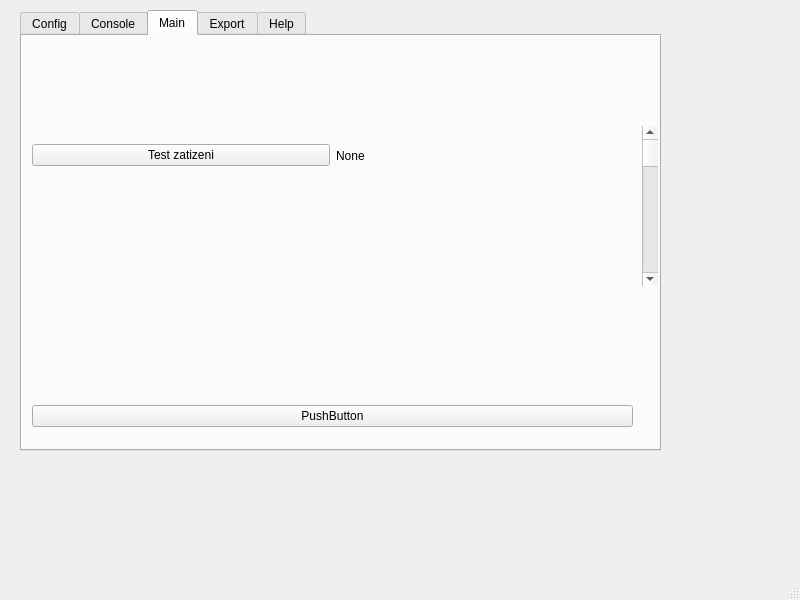
Above: tester_adapteru/mainwindow.ui from lamasek/customer_fast before the change. Below: the same form after it.
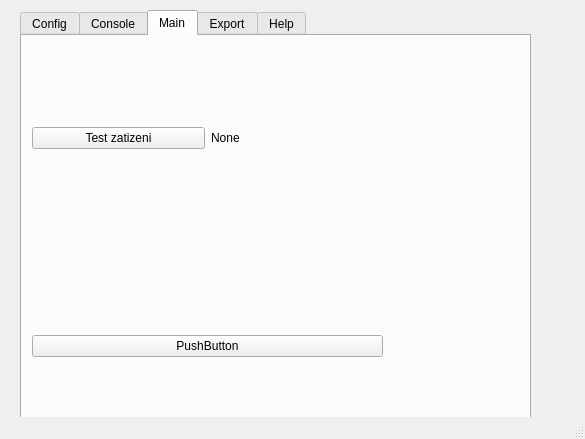
That is the form after the change. Custom widgets are drawn as their Qt base class.

Patch:
```diff
--- a/tester_adapteru/mainwindow.ui
+++ b/tester_adapteru/mainwindow.ui
@@ -6,21 +6,27 @@
    <rect>
     <x>0</x>
     <y>0</y>
-    <width>800</width>
-    <height>600</height>
+    <width>585</width>
+    <height>439</height>
    </rect>
   </property>
   <property name="windowTitle">
    <string>MainWindow</string>
   </property>
   <widget class="QWidget" name="centralwidget">
+   <property name="sizePolicy">
+    <sizepolicy hsizetype="MinimumExpanding" vsizetype="MinimumExpanding">
+     <horstretch>0</horstretch>
+     <verstretch>0</verstretch>
+    </sizepolicy>
+   </property>
    <widget class="QTabWidget" name="tabWidget">
     <property name="geometry">
      <rect>
       <x>20</x>
       <y>10</y>
-      <width>641</width>
-      <height>441</height>
+      <width>511</width>
+      <height>451</height>
      </rect>
     </property>
     <property name="currentIndex">
@@ -100,8 +106,8 @@
        <rect>
         <x>10</x>
         <y>40</y>
-        <width>601</width>
-        <height>351</height>
+        <width>351</width>
+        <height>281</height>
        </rect>
       </property>
       <layout class="QVBoxLayout" name="verticalLayout">
```
Left out of the diff: 2 changed lines with no effect on the pictures.
